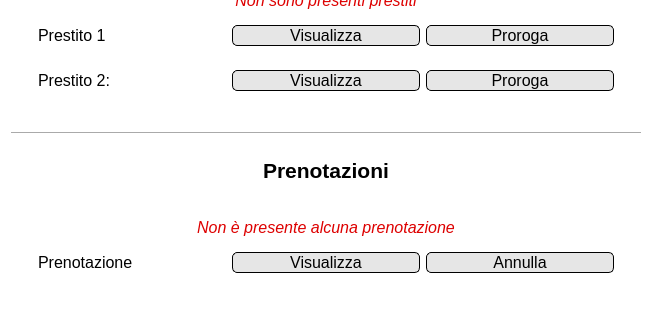
Qt form View/Studente/UI files/profilo.ui (FrancescoFinizii/Biblioteca-universitaria) before a commit; both pictures show x 0 to 652 and y 465 to 785 of the 652 by 785 pixel window.
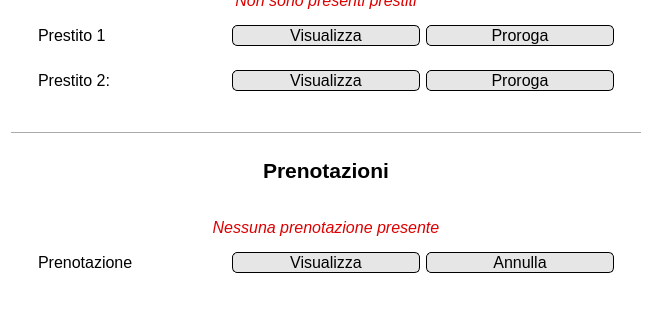
The same form after that commit. Icons and pictures are not drawn.

Patch:
```diff
--- a/View/Studente/UI files/profilo.ui
+++ b/View/Studente/UI files/profilo.ui
@@ -688,7 +688,7 @@
             <string notr="true">color: rgb(221, 0, 0);</string>
            </property>
            <property name="text">
-            <string>Non è presente alcuna prenotazione</string>
+            <string>Nessuna prenotazione presente</string>
            </property>
            <property name="alignment">
             <set>Qt::AlignCenter</set>
```
